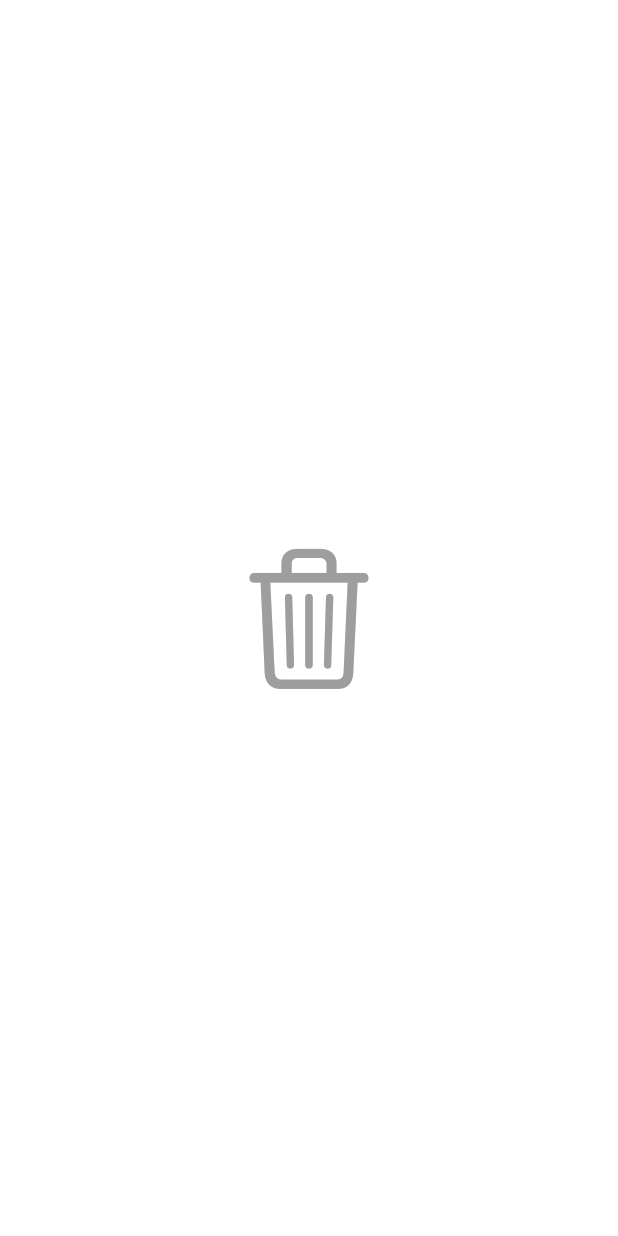
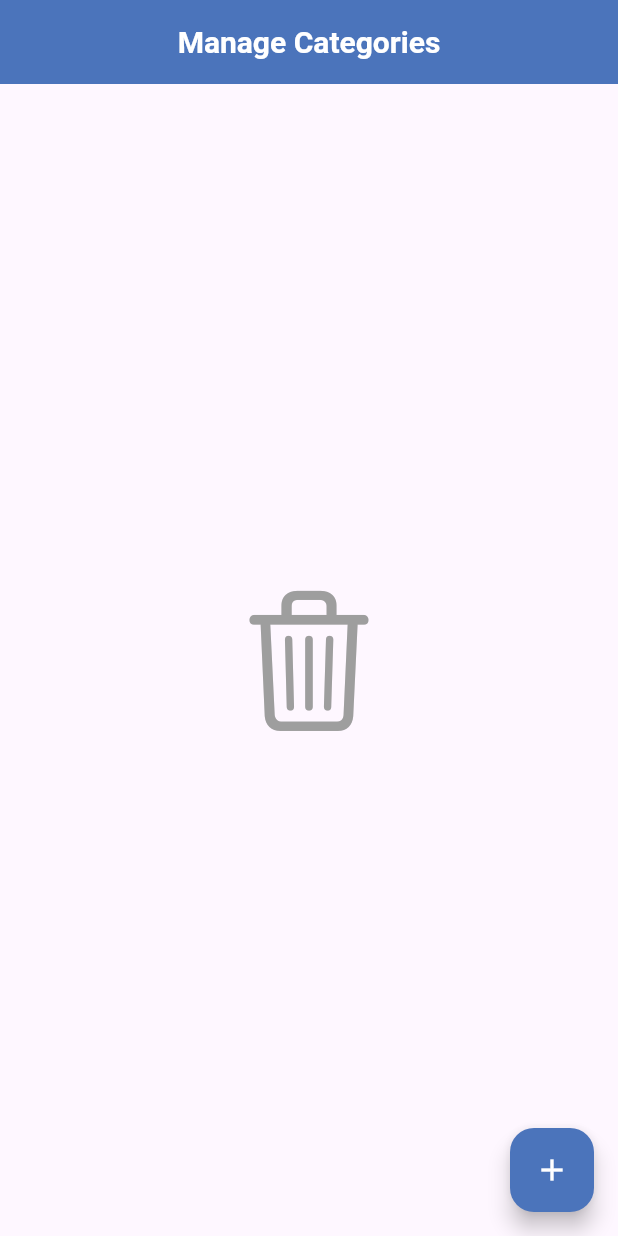
Before and after one commit to RanaMohamed24/Flutter-Project, a Flutter app: the ManageCategoriesPage screen opened by its route, on a phone screen of 412 x 824 dp. Run offline on Flutter 3.47's test engine with Material 3 defaults, Android fonts, the light colour scheme and no system bars; our stand-ins replace bloc, cloud_firestore, connectivity_plus, date_picker_timeline, device_preview, firebase_auth and 7 more; accounts and stored records are empty.

Commit message:
handle adding again

```diff
--- a/lib/features/dashboard/modules/manage_categories/view/page/manage_categories_page.dart
+++ b/lib/features/dashboard/modules/manage_categories/view/page/manage_categories_page.dart
@@ -19,27 +19,6 @@ class ManageCategoriesPage extends StatelessWidget {
             final ManageCategoriesCubit controller =
                 context.read<ManageCategoriesCubit>();
 
-            if (state is ManageCategoriesLoading) {
-              return const Scaffold(
-                backgroundColor: Colors.white,
-                body: Center(
-                  child: CircularProgressIndicator(
-                    color: PrimaryColor,
-                  ),
-                ),
-              );
-            } else if (state is ManageCategoriesEmpty) {
-              return const Scaffold(
-                backgroundColor: Colors.white,
-                body: Center(
-                  child: Icon(
-                    CupertinoIcons.delete,
-                    size: 100,
-                    color: Colors.grey,
-                  ),
-                ),
-              );
-            } else if (state is ManageCategoriesLoaded) {
             return Scaffold(
               appBar: AppBar(
                 automaticallyImplyLeading: false,
@@ -59,6 +38,25 @@ class ManageCategoriesPage extends StatelessWidget {
                 padding: const EdgeInsets.all(10),
                 child: Column(
                   children: [
+                    if (state is ManageCategoriesLoading)
+                      const Expanded(
+                        child: Center(
+                          child: CircularProgressIndicator(
+                            color: PrimaryColor,
+                          ),
+                        ),
+                      )
+                    else if (state is ManageCategoriesEmpty)
+                      const Expanded(
+                        child: Center(
+                          child: Icon(
+                            CupertinoIcons.delete,
+                            size: 100,
+                            color: Colors.grey,
+                          ),
+                        ),
+                      )
+                    else if (state is ManageCategoriesLoaded)
                       Expanded(
                         child: ListView.builder(
                           itemCount: state.categories.length,
@@ -223,11 +221,9 @@ class ManageCategoriesPage extends StatelessWidget {
                           ),
                           TextButton(
                             onPressed: () {
-                                if (controller
-                                    .categoryController.text.isNotEmpty) {
+                              if (controller.categoryController.text.isNotEmpty) {
                                 controller
-                                      .addCategory(
-                                          controller.categoryController.text)
+                                    .addCategory(controller.categoryController.text)
                                     .then((_) {
                                   Navigator.of(context).pop();
                                 });
@@ -247,9 +243,6 @@ class ManageCategoriesPage extends StatelessWidget {
                 child: const Icon(Icons.add, color: Colors.white),
               ),
             );
-            } else {
-              return const Scaffold();
-            }
           },
         ),
       ),
```
Lines whose indentation alone changed are shown as unchanged.
